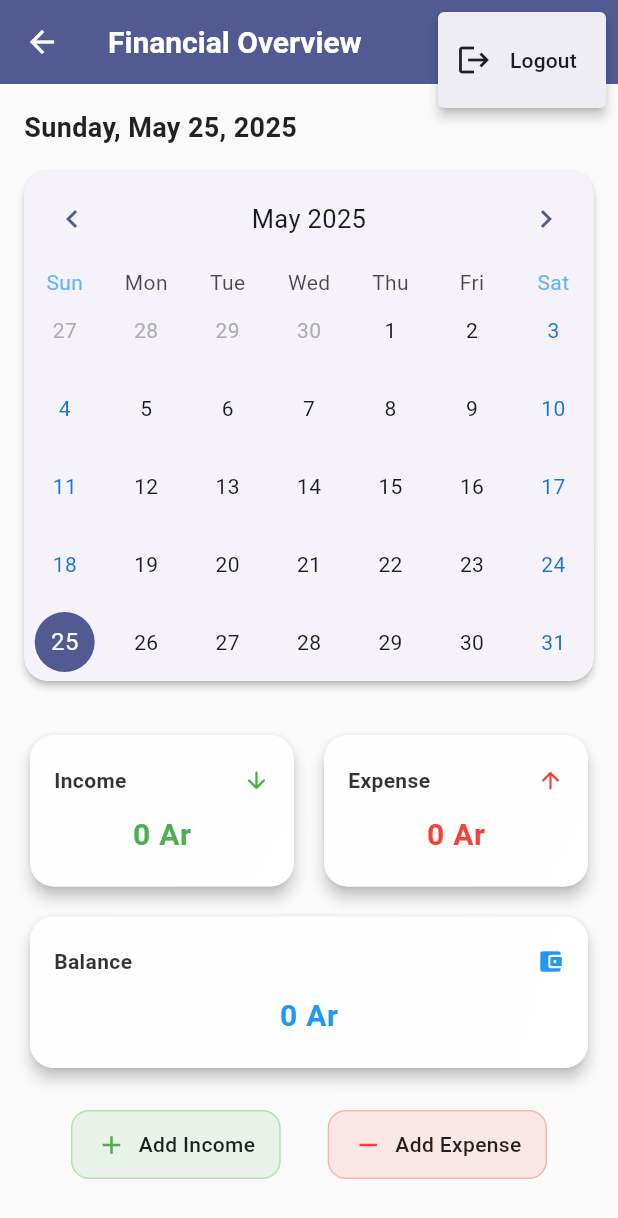
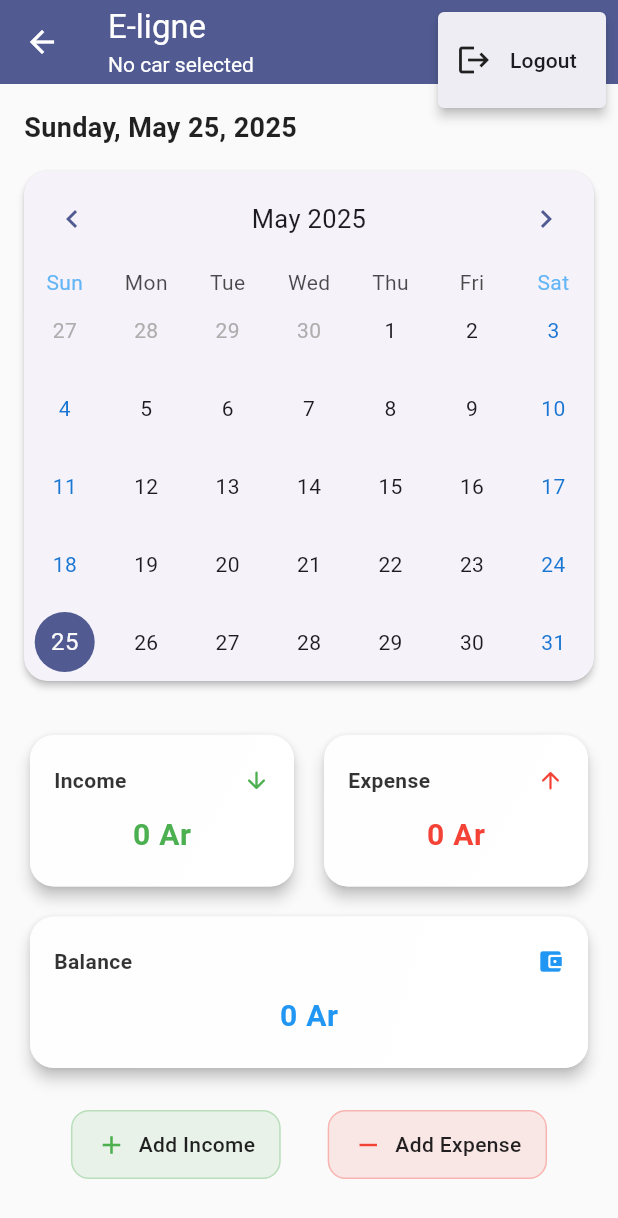
Before and after one commit to Thiarson/e-ligne, a Flutter app: the AdminView screen opened directly, after a tap on the "more vert" icon, on a phone screen of 412 x 824 dp. Shown: the top 1218 px of the screen. Run offline on Flutter 3.47's test engine with Material 3 defaults, Android fonts, the phone set to English and light mode, and no system bars; drawn by our look-alikes of table_calendar; our stand-ins replace bloc, equatable, firebase_auth, firebase_core, flutter_bloc, sqflite; accounts and stored records are empty.

Commit message:
[UI] Create UI/UX for manage many cars in views

```diff
--- a/lib/core/services/admin/admin_service.dart
+++ b/lib/core/services/admin/admin_service.dart
@@ -15,12 +15,12 @@ class AdminService {
     DatabaseManager().ensureDbIsOpen();
   }
 
-  Future<IncomeModel> addIncomeEntry(IncomeModel entry) async {
+  Future<IncomeModel> addIncomeEntry({ required IncomeModel entry, required int carId }) async {
     await DatabaseManager().ensureDbIsOpen();
     final incomeRepository = IncomeRepository();
 
     final incomeId = await incomeRepository.insert(
-      carId: 1,
+      carId: carId,
       description: entry.description,
       amount: entry.amount,
       source: entry.source,
@@ -29,6 +29,7 @@ class AdminService {
 
     final newIncome = IncomeModel(
       id: incomeId,
+      carId: carId,
       description: entry.description,
       amount: entry.amount,
       date: entry.date,
@@ -38,12 +39,12 @@ class AdminService {
     return newIncome;
   }
 
-  Future<ExpenseModel> addExpenseEntry(ExpenseModel entry) async {
+  Future<ExpenseModel> addExpenseEntry({ required ExpenseModel entry, required int carId }) async {
     await DatabaseManager().ensureDbIsOpen();
     final expenseRepository = ExpenseRepository();
 
     final expenseId = await expenseRepository.insert(
-      carId: 1,
+      carId: carId,
       description: entry.description,
       amount: entry.amount,
       source: entry.source,
@@ -52,6 +53,7 @@ class AdminService {
 
     final newExpense = ExpenseModel(
       id: expenseId,
+      carId: carId,
       description: entry.description,
       amount: entry.amount,
       date: entry.date,
@@ -61,7 +63,7 @@ class AdminService {
     return newExpense;
   }
 
-  Future<int> getTotalIncome(DateTime date) async {
+  Future<int> getTotalIncome(DateTime date, int carId) async {
     try {
       await DatabaseManager().ensureDbIsOpen();
       final incomeRepository = IncomeRepository();
@@ -85,7 +87,7 @@ class AdminService {
     }
   }
 
-  Future<int> getTotalExpense(DateTime date) async {
+  Future<int> getTotalExpense(DateTime date, int carId) async {
     try {
       await DatabaseManager().ensureDbIsOpen();
       final expenseRepository = ExpenseRepository();
@@ -109,10 +111,10 @@ class AdminService {
     }
   }
 
-  Future<int> getBalance(DateTime date) async {
+  Future<int> getBalance(DateTime date, int carId) async {
     try {
-      final totalIncome = await getTotalIncome(date);
-      final totalExpense = await getTotalExpense(date);
+      final totalIncome = await getTotalIncome(date, carId);
+      final totalExpense = await getTotalExpense(date, carId);
       return totalIncome - totalExpense;
     } catch (e) {
       return 0; // Return 0 in case of error
@@ -148,7 +150,7 @@ class AdminService {
     }
   }
 
-  Future<void> processBalanceCarryover(DateTime selectedDate) async {
+  Future<void> processBalanceCarryover(DateTime selectedDate, int carId) async {
     try {
       // Normalize dates to compare only the date part (without time)
       final now = DateTime.now();
@@ -162,7 +164,7 @@ class AdminService {
 
       // For today, we want to use yesterday's balance
       final previousDay = selectedDateNormalized.subtract(const Duration(days: 1));
-      final previousBalance = await getBalance(previousDay);
+      final previousBalance = await getBalance(previousDay, carId);
 
       // No need to do anything if balance is zero
       if (previousBalance == 0) {
@@ -177,22 +179,24 @@ class AdminService {
         // Add to income
         final entry = IncomeModel(
           id: 0, // Will be set by the database
+          carId: carId,
           description: _carryoverDescription,
           amount: previousBalance,
           date: selectedDateNormalized,
           source: _carryoverSource,
         );
-        await addIncomeEntry(entry);
+        await addIncomeEntry(entry: entry, carId: carId);
       } else {
         // Add to expenses (convert to positive amount)
         final entry = ExpenseModel(
           id: 0, // Will be set by the database
+          carId: carId,
           description: _carryoverDescription,
           amount: -previousBalance, // Convert to positive
           date: selectedDateNormalized,
           source: _carryoverSource,
         );
-        await addExpenseEntry(entry);
+        await addExpenseEntry(entry: entry, carId: carId);
       }
     } catch (e) {
       rethrow;
--- /dev/null
+++ b/lib/core/services/admin/car_provider.dart
@@ -0,0 +1,71 @@
+import 'package:flutter/foundation.dart';
+import 'package:ligne/core/services/admin/car_service.dart';
+import 'package:ligne/data/models/local/car_model.dart';
+
+class CarProvider with ChangeNotifier {
+  final CarService _carService;
+  CarModel? _currentCar;
+  List<CarModel> _cars = [];
+  bool _isLoading = false;
+
+  CarProvider(this._carService);
+
+  CarModel? get currentCar => _currentCar;
+  List<CarModel> get cars => _cars;
+  bool get isLoading => _isLoading;
+
+  Future<void> loadCars() async {
+    _setLoading(true);
+    try {
+      _cars = await _carService.getAllCars();
+      if (_cars.isNotEmpty && _currentCar == null) {
+        _currentCar = _cars.first;
+      }
+      notifyListeners();
+    } finally {
+      _setLoading(false);
+    }
+  }
+
+
+  Future<void> addCar(String registration) async {
+    _setLoading(true);
+    try {
+      final newCar = await _carService.addCar(registration);
+      _cars.add(newCar);
+      if (_currentCar == null) {
+        _currentCar = newCar;
+      }
+      notifyListeners();
+    } finally {
+      _setLoading(false);
+    }
+  }
+
+  Future<void> setCurrentCar(CarModel car) async {
+    if (_currentCar?.id != car.id) {
+      await _carService.setCurrentCar(car);
+      _currentCar = car;
+      notifyListeners();
+    }
+  }
+
+  Future<void> deleteCar(CarModel car) async {
+    _setLoading(true);
+    try {
+      await _carService.deleteCar(car.id);
+      _cars.removeWhere((c) => c.id == car.id);
+      if (_currentCar?.id == car.id) {
+        _currentCar = _cars.isNotEmpty ? _cars.first : null;
+      }
+      notifyListeners();
+    } finally {
+      _setLoading(false);
+    }
+  }
+
+  void _setLoading(bool value) {
+    _isLoading = value;
+    notifyListeners();
+  }
+}
--- a/lib/core/services/admin/car_service.dart
+++ b/lib/core/services/admin/car_service.dart
@@ -5,26 +5,54 @@ import 'package:ligne/utils/helpers/db_manager.dart';
 
 class CarService {
   final CarRepository _carRepository = CarRepository();
+  CarModel? _currentCar;
+
+  CarModel? get currentCar => _currentCar;
 
   Future<CarModel> addCar(String registration) async {
     await DatabaseManager().ensureDbIsOpen();
-
     final carId = await _carRepository.insert(registration: registration);
-
     final newCar = CarModel(id: carId, registration: registration);
     return newCar;
   }
 
+  Future<void> setCurrentCar(CarModel car) async {
+    _currentCar = car;
+  }
+
   Future<CarModel> getCar(String registration) async {
     await DatabaseManager().ensureDbIsOpen();
-
     final cars = await _carRepository.select(registration: registration);
     final result = cars.first;
-
-    final car = CarModel(
+    return CarModel(
       id: result[carIdColumn] as int,
       registration: result[carRegistrationColumn] as String
     );
-    return car;
+  }
+
+  Future<List<CarModel>> getAllCars() async {
+    await DatabaseManager().ensureDbIsOpen();
+    final carsData = await _carRepository.select();
+    return carsData.map((carData) => CarModel(
+      id: carData[carIdColumn] as int,
+      registration: carData[carRegistrationColumn] as String,
+    )).toList();
+  }
+
+  Future<void> deleteCar(int carId) async {
+    await _carRepository.delete(carId: carId);
+    if (_currentCar?.id == carId) {
+      _currentCar = null;
+    }
+  }
+
+  Future<void> updateCar(CarModel car) async {
+    await _carRepository.update(
+      carId: car.id,
+      registration: car.registration,
+    );
+    if (_currentCar?.id == car.id) {
+      _currentCar = car;
+    }
   }
 }
--- a/lib/data/models/local/financial_entry_model.dart
+++ b/lib/data/models/local/financial_entry_model.dart
@@ -1,5 +1,6 @@
 class FinancialEntryModel {
   final int id;
+  final int carId;
   final String description;
   final int amount;
   final DateTime date;
@@ -7,6 +8,7 @@ class FinancialEntryModel {
 
   FinancialEntryModel({
     required this.id,
+    required this.carId,
     required this.description,
     required this.amount,
     required this.date,
@@ -17,6 +19,7 @@ class FinancialEntryModel {
 class IncomeModel extends FinancialEntryModel {
   IncomeModel({
     required super.id,
+    required super.carId,
     required super.description,
     required super.amount,
     required super.date,
@@ -27,6 +30,7 @@ class IncomeModel extends FinancialEntryModel {
 class ExpenseModel extends FinancialEntryModel {
   ExpenseModel({
     required super.id,
+    required super.carId,
     required super.description,
     required super.amount,
     required super.date,
--- a/lib/main.dart
+++ b/lib/main.dart
@@ -1,6 +1,9 @@
 import 'package:flutter/material.dart';
 import 'package:flutter_bloc/flutter_bloc.dart';
+import 'package:provider/provider.dart';
 import 'package:ligne/l10n/gen/app_localizations.dart';
+import 'package:ligne/core/services/admin/car_service.dart';
+import 'package:ligne/core/services/admin/car_provider.dart';
 import 'package:ligne/core/services/auth/firebase_auth_provider.dart';
 import 'package:ligne/ui/bloc/auth/auth_bloc.dart';
 import 'package:ligne/ui/bloc/auth/auth_event.dart';
@@ -25,6 +28,9 @@ class App extends StatelessWidget {
       providers: [
         BlocProvider<AuthBloc>(
           create: (context) => AuthBloc(FirebaseAuthProvider())..add(const AuthEventInitialize()),
+        ),
+        ChangeNotifierProvider(
+          create: (context) => CarProvider(CarService()),
         ),
       ],
       child: MaterialApp(
--- a/lib/ui/views/admin/admin_view.dart
+++ b/lib/ui/views/admin/admin_view.dart
@@ -1,20 +1,22 @@
 import 'package:flutter/material.dart';
-import 'package:flutter_bloc/flutter_bloc.dart';
-import 'package:ligne/ui/widgets/loading/loading_indicator.dart';
+import 'package:provider/provider.dart';
 import 'package:table_calendar/table_calendar.dart';
+import 'package:intl/intl.dart';
 import 'package:ligne/core/constants/db_fields.dart';
 import 'package:ligne/core/enums/menu_action.dart';
+import 'package:ligne/core/services/admin/car_provider.dart';
 import 'package:ligne/core/services/admin/admin_service.dart';
 import 'package:ligne/data/models/local/financial_entry_model.dart';
 import 'package:ligne/data/repositories/income_repository.dart';
 import 'package:ligne/data/repositories/expense_repository.dart';
 import 'package:ligne/ui/bloc/auth/auth_bloc.dart';
 import 'package:ligne/ui/bloc/auth/auth_event.dart';
+import 'package:ligne/ui/views/admin/car_selection_screen.dart';
 import 'package:ligne/ui/widgets/financial_card.dart';
+import 'package:ligne/ui/widgets/loading/loading_indicator.dart';
 import 'package:ligne/utils/helpers/db_manager.dart';
 import 'package:ligne/utils/dialogs/logout_dialog.dart';
 import 'package:ligne/utils/dialogs/add_financial_dialog.dart';
-import 'package:intl/intl.dart';
 
 class AdminView extends StatefulWidget {
   const AdminView({super.key});
@@ -41,6 +43,13 @@ class _AdminViewState extends State<AdminView> {
     _selectedDay = DateTime.now();
     WidgetsBinding.instance.addPostFrameCallback((_) {
       _loadFinancialData();
+      // Load cars when the view initializes
+      final carProvider = Provider.of<CarProvider>(context, listen: false);
+      carProvider.loadCars().then((_) {
+        if (carProvider.currentCar == null && carProvider.cars.isNotEmpty) {
+          carProvider.setCurrentCar(carProvider.cars.first);
+        }
+      });
     });
   }
 
@@ -50,17 +59,35 @@ class _AdminViewState extends State<AdminView> {
       return;
     }
 
+    final carProvider = Provider.of<CarProvider>(context, listen: false);
+    if (carProvider.currentCar == null) {
+      setState(() => _isLoading = false);
+      return;
+    }
+
     if (!mounted) return;
     setState(() => _isLoading = true);
 
     try {
-      // Process balance carryover first
-      await _adminService.processBalanceCarryover(_selectedDay!);
+      // Process balance carryover first for the selected car
+      await _adminService.processBalanceCarryover(
+        _selectedDay!,
+        carProvider.currentCar!.id,
+      );
 
-      // Then get the updated financial data
-      final totalIncome = await _adminService.getTotalIncome(_selectedDay!);
-      final totalExpense = await _adminService.getTotalExpense(_selectedDay!);
-      final balance = await _adminService.getBalance(_selectedDay!);
+      // Then get the updated financial data for the selected car
+      final totalIncome = await _adminService.getTotalIncome(
+        _selectedDay!,
+        carProvider.currentCar!.id,
+      );
+      final totalExpense = await _adminService.getTotalExpense(
+        _selectedDay!,
+        carProvider.currentCar!.id,
+      );
+      final balance = await _adminService.getBalance(
+        _selectedDay!,
+        carProvider.currentCar!.id,
+      );
 
       if (mounted) {
         setState(() {
@@ -86,6 +113,16 @@ class _AdminViewState extends State<AdminView> {
     final descriptionController = TextEditingController();
     final amountController = TextEditingController();
     final sourceController = TextEditingController();
+    final carProvider = Provider.of<CarProvider>(context, listen: false);
+
+    if (carProvider.currentCar == null) {
+      if (mounted) {
+        ScaffoldMessenger.of(context).showSnackBar(
+          const SnackBar(content: Text('Please select a car first')),
+        );
+      }
+      return;
+    }
 
     final result = await showAddFinancialDialog(
       context,
@@ -100,13 +137,14 @@ class _AdminViewState extends State<AdminView> {
         final amount = int.tryParse(amountController.text) ?? 0;
         final entry = IncomeModel(
           id: 0, // Will be set by the database
+          carId: carProvider.currentCar!.id,
           description: descriptionController.text,
           amount: amount,
           date: _selectedDay!,
           source: sourceController.text,
         );
 
-        await _adminService.addIncomeEntry(entry);
+        await _adminService.addIncomeEntry(entry: entry, carId: carProvider.currentCar!.id);
         if (mounted) {
           await _loadFinancialData();
         }
@@ -124,6 +162,16 @@ class _AdminViewState extends State<AdminView> {
     final descriptionController = TextEditingController();
     final amountController = TextEditingController();
     final sourceController = TextEditingController();
+    final carProvider = Provider.of<CarProvider>(context, listen: false);
+
+    if (carProvider.currentCar == null) {
+      if (mounted) {
+        ScaffoldMessenger.of(context).showSnackBar(
+          const SnackBar(content: Text('Please select a car first')),
+        );
+      }
+      return;
+    }
 
     final result = await showAddFinancialDialog(
       context,
@@ -138,13 +186,14 @@ class _AdminViewState extends State<AdminView> {
         final amount = int.tryParse(amountController.text) ?? 0;
         final entry = ExpenseModel(
           id: 0, // Will be set by the database
+          carId: carProvider.currentCar!.id,
           description: descriptionController.text,
           amount: amount,
           date: _selectedDay!,
           source: sourceController.text,
         );
 
-        await _adminService.addExpenseEntry(entry);
+        await _adminService.addExpenseEntry(entry: entry, carId: carProvider.currentCar!.id);
         if (mounted) {
           await _loadFinancialData();
         }
@@ -468,13 +517,38 @@ class _AdminViewState extends State<AdminView> {
       appBar: AppBar(
         backgroundColor: theme.colorScheme.primary,
         foregroundColor: Colors.white,
-        elevation: 0,
-        title: const Text(
-          'Financial Overview',
-          style: TextStyle(fontWeight: FontWeight.w600, fontSize: 20),
+        title: Column(
+          crossAxisAlignment: CrossAxisAlignment.start,
+          children: [
+            const Text('E-ligne'),
+            const SizedBox(height: 2),
+            Consumer<CarProvider>(
+              builder: (context, carProvider, _) {
+                return Text(
+                  carProvider.currentCar?.registration ?? 'No car selected',
+                  style: const TextStyle(
+                    fontSize: 14,
+                    fontWeight: FontWeight.normal,
+                  ),
+                );
+              },
+            ),
+          ],
         ),
-        centerTitle: false,
         actions: [
+          IconButton(
+            icon: const Icon(Icons.directions_car),
+            onPressed: () {
+              showModalBottomSheet(
+                context: context,
+                isScrollControlled: true,
+                shape: const RoundedRectangleBorder(
+                  borderRadius: BorderRadius.vertical(top: Radius.circular(16)),
+                ),
+                builder: (context) => const CarSelectionScreen(),
+              );
+            },
+          ),
           PopupMenuButton<MenuAction>(
             icon: const Icon(Icons.more_vert),
             onSelected: (value) async {
--- a/pubspec.yaml
+++ b/pubspec.yaml
@@ -53,6 +53,7 @@ dependencies:
   table_calendar: ^3.1.3
   flutter_launcher_icons: ^0.14.3
   uuid: ^4.3.3
+  provider: ^6.1.5
 
 dev_dependencies:
   flutter_test:
```
Also changed, not shown: lib/ui/views/admin/car_selection_screen.dart (added, +150 -0 lines), lib/ui/widgets/car_selector.dart (added, +35 -0 lines), pubspec.lock.
